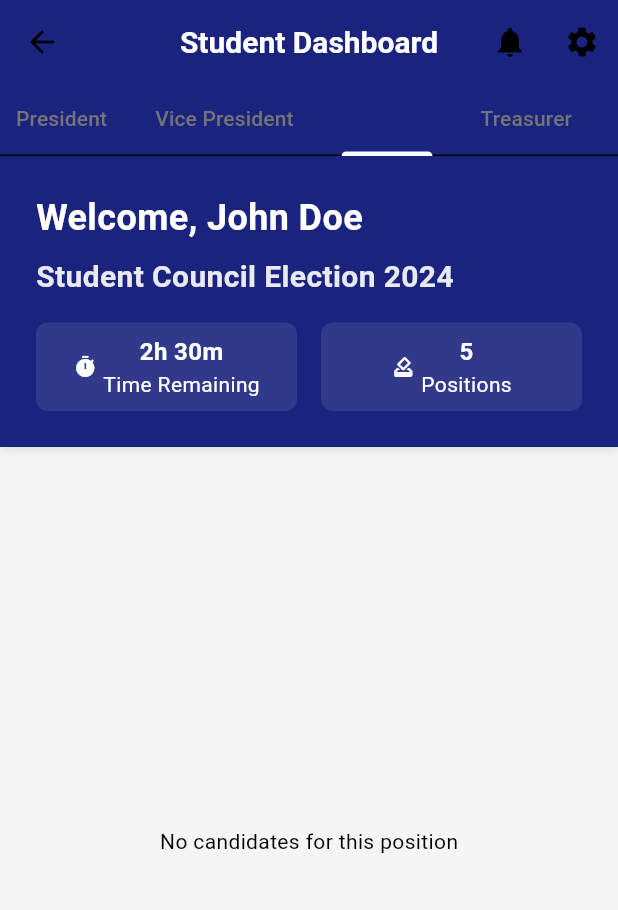
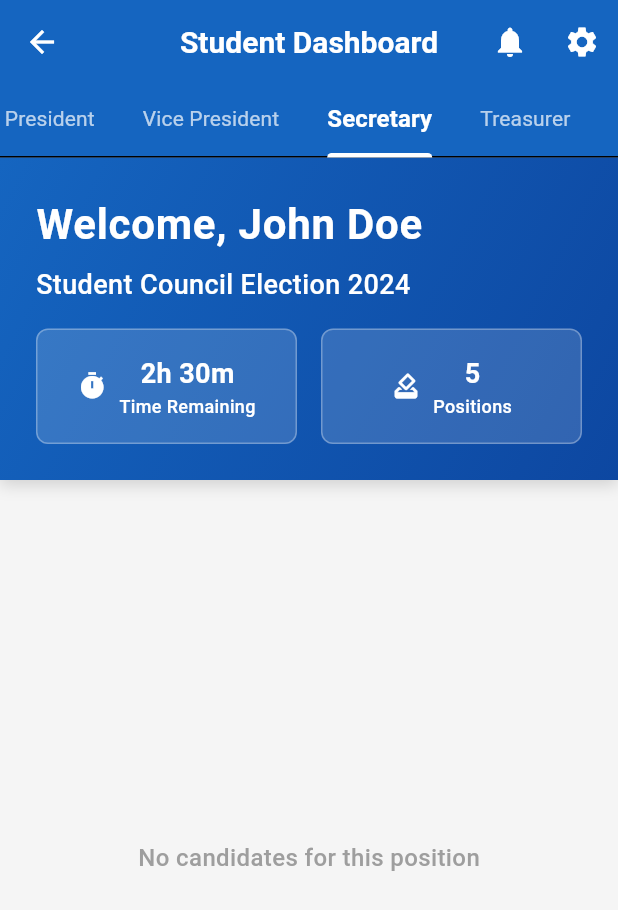
Before and after one commit to jerian-tgg/election, a Flutter app: the StudentDashboardScreen screen opened by its route, tab 3 chosen, on a phone screen of 412 x 824 dp. Shown: the top 910 px of the screen. Run offline on Flutter 3.47's test engine with Material 3 defaults, Android fonts, the phone set to English and light mode, and no system bars; our stand-ins replace fl_chart; network calls fail.

Commit message:
color correct.

```diff
--- a/lib/features/dashboard/student_dashboard_screen.dart
+++ b/lib/features/dashboard/student_dashboard_screen.dart
@@ -80,9 +80,12 @@ class _StudentDashboardScreenState extends State<StudentDashboardScreen> with Si
         actions: [
           TextButton(
             onPressed: () => Navigator.pop(context),
+            style: TextButton.styleFrom(
+              foregroundColor: Colors.grey[700],
+            ),
             child: const Text('Cancel'),
           ),
-          TextButton(
+          ElevatedButton(
             onPressed: () {
               Navigator.pop(context);
               setState(() {
@@ -92,10 +95,15 @@ class _StudentDashboardScreenState extends State<StudentDashboardScreen> with Si
               ScaffoldMessenger.of(context).showSnackBar(
                 const SnackBar(
                   content: Text('Vote cast successfully'),
-                  backgroundColor: Colors.green,
+                  backgroundColor: Color(0xFF2E7D32), // Darker green for better contrast
                 ),
               );
             },
+            style: ElevatedButton.styleFrom(
+              backgroundColor: const Color(0xFF1565C0), // Darker blue for better contrast
+              foregroundColor: Colors.white,
+              elevation: 2,
+            ),
             child: const Text('Confirm'),
           ),
         ],
@@ -107,17 +115,25 @@ class _StudentDashboardScreenState extends State<StudentDashboardScreen> with Si
   Widget build(BuildContext context) {
     return Scaffold(
       appBar: AppBar(
-        title: const Text('Student Dashboard'),
+        title: const Text(
+          'Student Dashboard',
+          style: TextStyle(
+            fontWeight: FontWeight.w600,
+            color: Colors.white,
+          ),
+        ),
+        backgroundColor: const Color(0xFF1565C0), // Darker blue for better contrast
+        foregroundColor: Colors.white,
         elevation: 0,
         actions: [
           IconButton(
-            icon: const Icon(Icons.notifications),
+            icon: const Icon(Icons.notifications, color: Colors.white),
             onPressed: () {
               Navigator.pushNamed(context, AppRoutes.notifications);
             },
           ),
           IconButton(
-            icon: const Icon(Icons.settings),
+            icon: const Icon(Icons.settings, color: Colors.white),
             onPressed: () {
               Navigator.pushNamed(context, AppRoutes.userSettings);
             },
@@ -126,9 +142,18 @@ class _StudentDashboardScreenState extends State<StudentDashboardScreen> with Si
         bottom: TabBar(
           controller: _tabController,
           isScrollable: true,
-          indicatorColor: AppTheme.primaryColor,
-          labelColor: AppTheme.primaryColor,
-          unselectedLabelColor: AppTheme.textSecondaryColor,
+          indicatorColor: Colors.white,
+          indicatorWeight: 3,
+          labelColor: Colors.white,
+          unselectedLabelColor: Colors.white70,
+          labelStyle: const TextStyle(
+            fontWeight: FontWeight.w600,
+            fontSize: 16,
+          ),
+          unselectedLabelStyle: const TextStyle(
+            fontWeight: FontWeight.w400,
+            fontSize: 14,
+          ),
           tabs: _positions.map((position) => Tab(text: position)).toList(),
         ),
       ),
@@ -154,30 +179,38 @@ class _StudentDashboardScreenState extends State<StudentDashboardScreen> with Si
       width: double.infinity,
       padding: const EdgeInsets.all(AppTheme.spacingL),
       decoration: BoxDecoration(
-        color: AppTheme.primaryColor,
+        gradient: const LinearGradient(
+          colors: [Color(0xFF1565C0), Color(0xFF0D47A1)], // Darker gradient
+          begin: Alignment.topLeft,
+          end: Alignment.bottomRight,
+        ),
         boxShadow: [
           BoxShadow(
-            color: Colors.black.withOpacity(0.1),
-            blurRadius: 4,
-            offset: const Offset(0, 2),
+            color: Colors.black.withOpacity(0.15),
+            blurRadius: 8,
+            offset: const Offset(0, 4),
           ),
         ],
       ),
       child: Column(
         crossAxisAlignment: CrossAxisAlignment.start,
         children: [
-          Text(
+          const Text(
             'Welcome, John Doe',
-            style: AppTheme.headingStyle.copyWith(
+            style: TextStyle(
               color: Colors.white,
-              fontSize: 24,
+              fontSize: 28,
+              fontWeight: FontWeight.bold,
+              letterSpacing: 0.5,
             ),
           ),
           const SizedBox(height: AppTheme.spacingS),
-          Text(
+          const Text(
             'Student Council Election 2024',
-            style: AppTheme.subheadingStyle.copyWith(
-              color: Colors.white.withOpacity(0.9),
+            style: TextStyle(
+              color: Colors.white,
+              fontSize: 18,
+              fontWeight: FontWeight.w500,
             ),
           ),
           const SizedBox(height: AppTheme.spacingM),
@@ -206,29 +239,33 @@ class _StudentDashboardScreenState extends State<StudentDashboardScreen> with Si
   Widget _buildInfoChip(String label, String value, IconData icon, Color color) {
     return Expanded(
       child: Container(
-        padding: const EdgeInsets.all(AppTheme.spacingS),
+        padding: const EdgeInsets.all(AppTheme.spacingM),
         decoration: BoxDecoration(
-          color: color.withOpacity(0.1),
+          color: Colors.white.withOpacity(0.15),
           borderRadius: BorderRadius.circular(AppTheme.borderRadiusM),
+          border: Border.all(color: Colors.white.withOpacity(0.3)),
         ),
         child: Row(
           mainAxisAlignment: MainAxisAlignment.center,
           children: [
-            Icon(icon, size: 16, color: color),
-            const SizedBox(width: AppTheme.spacingXS),
+            Icon(icon, size: 20, color: Colors.white),
+            const SizedBox(width: AppTheme.spacingS),
             Column(
               children: [
                 Text(
                   value,
-                  style: AppTheme.bodyStyle.copyWith(
+                  style: const TextStyle(
                     fontWeight: FontWeight.bold,
-                    color: color,
+                    color: Colors.white,
+                    fontSize: 18,
                   ),
                 ),
                 Text(
                   label,
-                  style: AppTheme.captionStyle.copyWith(
-                    color: color,
+                  style: const TextStyle(
+                    color: Colors.white,
+                    fontSize: 12,
+                    fontWeight: FontWeight.w500,
                   ),
                 ),
               ],
@@ -242,7 +279,14 @@ class _StudentDashboardScreenState extends State<StudentDashboardScreen> with Si
   Widget _buildCandidateList(List<Map<String, dynamic>> candidates) {
     if (candidates.isEmpty) {
       return const Center(
-        child: Text('No candidates for this position'),
+        child: Text(
+          'No candidates for this position',
+          style: TextStyle(
+            fontSize: 16,
+            color: Colors.grey,
+            fontWeight: FontWeight.w500,
+          ),
+        ),
       );
     }
 
@@ -257,7 +301,7 @@ class _StudentDashboardScreenState extends State<StudentDashboardScreen> with Si
   Widget _buildCandidateCard(Map<String, dynamic> candidate) {
     return Card(
       margin: const EdgeInsets.only(bottom: AppTheme.spacingM),
-      elevation: 2,
+      elevation: 4,
       shape: RoundedRectangleBorder(
         borderRadius: BorderRadius.circular(AppTheme.borderRadiusM),
       ),
@@ -269,7 +313,8 @@ class _StudentDashboardScreenState extends State<StudentDashboardScreen> with Si
             Row(
               children: [
                 CircleAvatar(
-                  radius: 30,
+                  radius: 32,
+                  backgroundColor: Colors.grey[300],
                   backgroundImage: NetworkImage(candidate['image']),
                 ),
                 const SizedBox(width: AppTheme.spacingM),
@@ -279,12 +324,19 @@ class _StudentDashboardScreenState extends State<StudentDashboardScreen> with Si
                     children: [
                       Text(
                         candidate['name'],
-                        style: AppTheme.subheadingStyle,
+                        style: const TextStyle(
+                          fontSize: 18,
+                          fontWeight: FontWeight.bold,
+                          color: Color(0xFF212121), // Dark text for contrast
+                        ),
                       ),
+                      const SizedBox(height: 4),
                       Text(
                         candidate['party'],
-                        style: AppTheme.bodyStyle.copyWith(
-                          color: AppTheme.textSecondaryColor,
+                        style: const TextStyle(
+                          fontSize: 14,
+                          color: Color(0xFF616161), // Medium gray for secondary text
+                          fontWeight: FontWeight.w500,
                         ),
                       ),
                     ],
@@ -294,19 +346,37 @@ class _StudentDashboardScreenState extends State<StudentDashboardScreen> with Si
                   ElevatedButton(
                     onPressed: () => _handleVote(candidate['id']),
                     style: ElevatedButton.styleFrom(
-                      backgroundColor: AppTheme.primaryColor,
+                      backgroundColor: const Color(0xFF1565C0), // Darker blue
                       foregroundColor: Colors.white,
+                      elevation: 2,
+                      padding: const EdgeInsets.symmetric(horizontal: 20, vertical: 12),
                       shape: RoundedRectangleBorder(
                         borderRadius: BorderRadius.circular(AppTheme.borderRadiusM),
                       ),
                     ),
-                    child: const Text('Vote'),
+                    child: const Text(
+                      'Vote',
+                      style: TextStyle(
+                        fontWeight: FontWeight.w600,
+                        fontSize: 14,
+                      ),
+                    ),
                   )
                 else
-                  const Chip(
-                    label: Text('Voted'),
-                    backgroundColor: Colors.green,
-                    labelStyle: TextStyle(color: Colors.white),
+                  Container(
+                    padding: const EdgeInsets.symmetric(horizontal: 16, vertical: 8),
+                    decoration: BoxDecoration(
+                      color: const Color(0xFF2E7D32), // Darker green
+                      borderRadius: BorderRadius.circular(20),
+                    ),
+                    child: const Text(
+                      'Voted',
+                      style: TextStyle(
+                        color: Colors.white,
+                        fontWeight: FontWeight.w600,
+                        fontSize: 12,
+                      ),
+                    ),
                   ),
               ],
             ),
@@ -316,8 +386,10 @@ class _StudentDashboardScreenState extends State<StudentDashboardScreen> with Si
               children: [
                 Text(
                   'Votes: ${candidate['votes']}',
-                  style: AppTheme.bodyStyle.copyWith(
-                    color: AppTheme.textSecondaryColor,
+                  style: const TextStyle(
+                    fontSize: 14,
+                    color: Color(0xFF424242), // Darker gray for better readability
+                    fontWeight: FontWeight.w600,
                   ),
                 ),
                 TextButton.icon(
@@ -334,8 +406,17 @@ class _StudentDashboardScreenState extends State<StudentDashboardScreen> with Si
                       },
                     );
                   },
-                  icon: const Icon(Icons.person),
-                  label: const Text('View Profile'),
+                  style: TextButton.styleFrom(
+                    foregroundColor: const Color(0xFF1565C0), // Darker blue for links
+                  ),
+                  icon: const Icon(Icons.person, size: 18),
+                  label: const Text(
+                    'View Profile',
+                    style: TextStyle(
+                      fontWeight: FontWeight.w600,
+                      fontSize: 14,
+                    ),
+                  ),
                 ),
               ],
             ),
```
Also changed, not shown: pubspec.lock.
